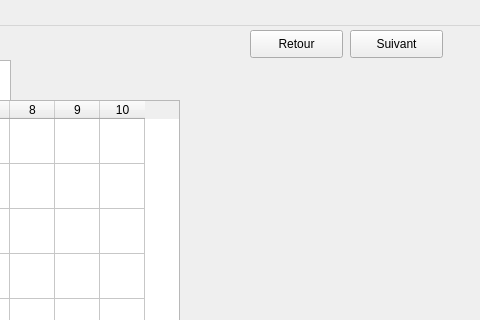
This is shipchoice.ui in Mardaspan/BatailleNavale as Qt 5 draws it before an edit; both pictures show x 320 to 800 and y 0 to 320 of the 800 by 600 pixel window. The edited form follows.
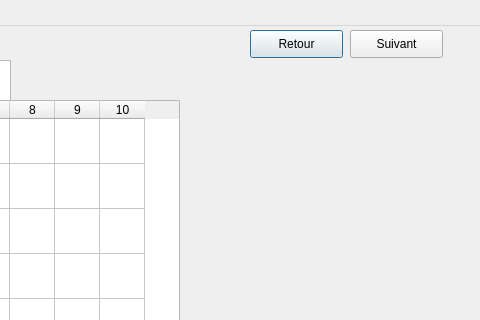
This is the edited form. Icons and pictures are not drawn.

The edit to the form file:
```diff
--- a/shipchoice.ui
+++ b/shipchoice.ui
@@ -1,7 +1,7 @@
 <?xml version="1.0" encoding="UTF-8"?>
 <ui version="4.0">
  <class>ShipChoice</class>
- <widget class="QWidget" name="ShipChoice">
+ <widget class="QDialog" name="ShipChoice">
   <property name="geometry">
    <rect>
     <x>0</x>
```
